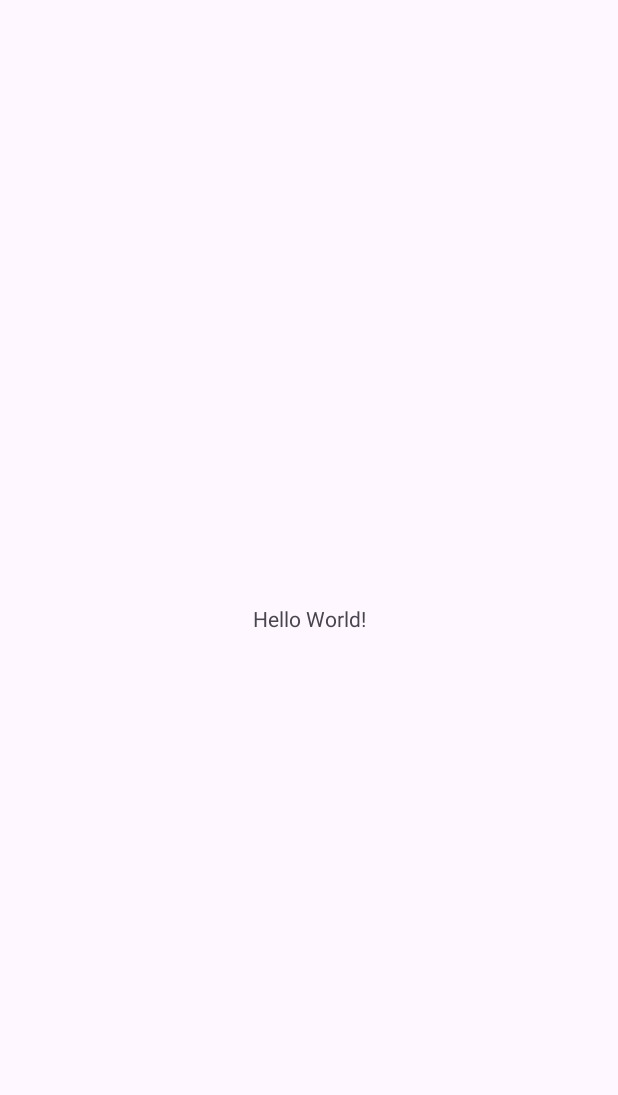
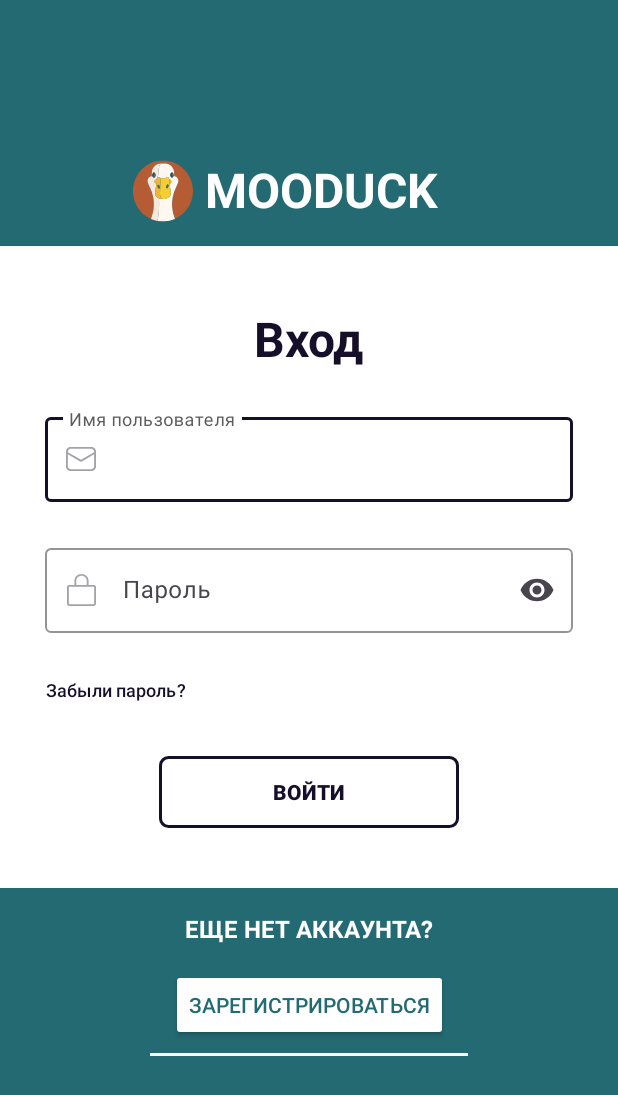
Before and after one commit to dfoxs353/MooDuck, an Android app: the screen it shows after launch (MainActivity before the commit, LogInActivity after it), on a phone screen of 412 x 824 dp. Before the commit the part shown is almost empty. Shown: the top 1095 px of the screen. Run offline under Robolectric (Android 15) with nearby library versions, the phone set to English and light mode, and no system bars.

Commit message:
add EditText for password, button login, button sign_up and add logo

```diff
--- a/app/src/main/AndroidManifest.xml
+++ b/app/src/main/AndroidManifest.xml
@@ -13,6 +13,9 @@
         android:theme="@style/Theme.MooDuck"
         tools:targetApi="31">
         <activity
+            android:name=".LogInActivity"
+            android:exported="false" />
+        <activity
             android:name=".MainActivity"
             android:exported="true">
             <intent-filter>
--- /dev/null
+++ b/app/src/main/java/com/example/mooduck/LogInActivity.kt
@@ -0,0 +1,11 @@
+package com.example.mooduck
+
+import androidx.appcompat.app.AppCompatActivity
+import android.os.Bundle
+
+class LogInActivity : AppCompatActivity() {
+    override fun onCreate(savedInstanceState: Bundle?) {
+        super.onCreate(savedInstanceState)
+        setContentView(R.layout.activity_log_in)
+    }
+}
--- a/app/src/main/java/com/example/mooduck/MainActivity.kt
+++ b/app/src/main/java/com/example/mooduck/MainActivity.kt
@@ -1,14 +1,22 @@
 package com.example.mooduck
 
+import android.content.Intent
 import androidx.appcompat.app.AppCompatActivity
 import android.os.Bundle
+import com.example.mooduck.databinding.ActivityLogInBinding
+import com.example.mooduck.databinding.ActivityMainBinding
 
 class MainActivity : AppCompatActivity() {
 
-
+    private lateinit var binding: ActivityMainBinding
 
     override fun onCreate(savedInstanceState: Bundle?) {
         super.onCreate(savedInstanceState)
-        setContentView(R.layout.activity_main)
+        binding = ActivityMainBinding.inflate(layoutInflater)
+        val view = binding.root
+        setContentView(view)
+
+        val intent = Intent(this, LogInActivity::class.java)
+        startActivity(intent    )
     }
 }
--- a/app/src/main/res/drawable/duck_picture.xml
+++ b/app/src/main/res/drawable/duck_picture.xml
@@ -1,6 +1,6 @@
 <vector xmlns:android="http://schemas.android.com/apk/res/android"
-    android:width="35dp"
-    android:height="36dp"
+    android:width="40dp"
+    android:height="41dp"
     android:viewportWidth="71"
     android:viewportHeight="72">
   <group>
--- /dev/null
+++ b/app/src/main/res/drawable/square_button.xml
@@ -0,0 +1,16 @@
+<?xml version="1.0" encoding="utf-8"?>
+<selector xmlns:android="http://schemas.android.com/apk/res/android">
+    <item android:state_pressed="false">
+        <shape>
+            <stroke android:color="?attr/colorOnPrimary" android:width="2dp"/>
+            <corners android:radius="5dp"/>
+        </shape>
+    </item>
+
+    <item android:state_pressed="true">
+        <shape>
+            <stroke android:color="?attr/colorSecondary" android:width="2dp"/>
+            <corners android:radius="5dp"/>
+        </shape>
+    </item>
+</selector>
--- /dev/null
+++ b/app/src/main/res/layout/activity_log_in.xml
@@ -0,0 +1,166 @@
+<?xml version="1.0" encoding="utf-8"?>
+<androidx.constraintlayout.widget.ConstraintLayout xmlns:android="http://schemas.android.com/apk/res/android"
+    xmlns:app="http://schemas.android.com/apk/res-auto"
+    xmlns:tools="http://schemas.android.com/tools"
+    android:layout_width="match_parent"
+    android:layout_height="match_parent"
+    android:background="?attr/colorSecondary">
+
+    <ImageView
+        android:id="@+id/logo_img"
+        android:layout_width="wrap_content"
+        android:layout_height="wrap_content"
+        android:layout_marginEnd="8dp"
+        android:layout_marginBottom="16dp"
+        android:src="@drawable/duck_picture"
+        app:layout_constraintBottom_toTopOf="@+id/constraintLayout"
+        app:layout_constraintEnd_toStartOf="@+id/app_name" />
+
+    <TextView
+        android:id="@+id/app_name"
+        android:layout_width="wrap_content"
+        android:layout_height="wrap_content"
+        android:layout_marginStart="16dp"
+        android:text="@string/app_name"
+        android:textAllCaps="true"
+        android:textColor="?attr/colorOnSecondary"
+        android:textSize="32sp"
+        android:textStyle="bold"
+        app:layout_constraintBottom_toBottomOf="@+id/logo_img"
+        app:layout_constraintEnd_toEndOf="parent"
+        app:layout_constraintStart_toStartOf="parent" />
+
+    <androidx.constraintlayout.widget.ConstraintLayout
+        android:id="@+id/constraintLayout"
+        android:layout_width="match_parent"
+        android:layout_height="wrap_content"
+        android:layout_marginBottom="16dp"
+        android:background="?attr/colorPrimary"
+        android:paddingHorizontal="30dp"
+        android:paddingVertical="40dp"
+        app:layout_constraintBottom_toTopOf="@+id/not_account_text"
+        app:layout_constraintEnd_toEndOf="parent"
+        app:layout_constraintStart_toStartOf="parent">
+
+        <TextView
+            android:id="@+id/text_login"
+            android:layout_width="wrap_content"
+            android:layout_height="wrap_content"
+            android:text="@string/enter"
+            android:textColor="?attr/colorOnPrimary"
+            android:textSize="32sp"
+            android:textStyle="bold"
+            app:layout_constraintEnd_toEndOf="parent"
+            app:layout_constraintStart_toStartOf="parent"
+            app:layout_constraintTop_toTopOf="parent" />
+
+        <com.google.android.material.textfield.TextInputLayout
+            android:id="@+id/mail_input_layout"
+            style="@style/Widget.App.TextInputLayout"
+            android:layout_width="match_parent"
+            android:layout_height="wrap_content"
+            android:layout_marginTop="25dp"
+            android:hint="@string/user_name"
+            app:layout_constraintEnd_toEndOf="parent"
+            app:layout_constraintStart_toStartOf="parent"
+            app:layout_constraintTop_toBottomOf="@+id/text_login"
+            app:startIconDrawable="@drawable/mail">
+
+
+            <com.google.android.material.textfield.TextInputEditText
+                android:layout_width="match_parent"
+                android:layout_height="wrap_content"
+                android:inputType="textEmailAddress" />
+
+        </com.google.android.material.textfield.TextInputLayout>
+
+        <com.google.android.material.textfield.TextInputLayout
+            android:id="@+id/password_input_layout"
+            style="@style/Widget.App.TextInputLayout"
+            android:layout_width="match_parent"
+            android:layout_height="wrap_content"
+            android:layout_marginTop="25dp"
+            android:hint="@string/password"
+            app:endIconMode="password_toggle"
+            app:layout_constraintEnd_toEndOf="parent"
+            app:layout_constraintStart_toStartOf="parent"
+            app:layout_constraintTop_toBottomOf="@+id/mail_input_layout"
+            app:startIconDrawable="@drawable/lock">
+
+
+            <com.google.android.material.textfield.TextInputEditText
+                android:layout_width="match_parent"
+                android:layout_height="wrap_content"
+                android:inputType="textPassword" />
+
+        </com.google.android.material.textfield.TextInputLayout>
+
+        <Button
+            android:id="@+id/forgot_button"
+            style="@style/Widget.Material3.Button.TextButton"
+            android:layout_width="wrap_content"
+            android:layout_height="wrap_content"
+            android:layout_marginTop="14dp"
+            android:padding="0dp"
+            android:text="@string/forgot_password"
+            android:textAlignment="center"
+            android:textColor="?attr/colorOnPrimary"
+            android:textSize="12sp"
+            app:layout_constraintStart_toStartOf="@+id/password_input_layout"
+            app:layout_constraintTop_toBottomOf="@+id/password_input_layout" />
+
+        <androidx.appcompat.widget.AppCompatButton
+            android:id="@+id/login_button"
+            android:layout_width="200dp"
+            android:layout_height="wrap_content"
+            android:layout_marginTop="20dp"
+            android:background="@drawable/square_button"
+            android:text="@string/login"
+            android:textAllCaps="true"
+            android:textColor="?attr/colorOnPrimary"
+            android:textSize="14sp"
+            android:textStyle="bold"
+            app:layout_constraintEnd_toEndOf="parent"
+            app:layout_constraintStart_toStartOf="parent"
+            app:layout_constraintTop_toBottomOf="@+id/forgot_button" />
+
+    </androidx.constraintlayout.widget.ConstraintLayout>
+
+    <TextView
+        android:id="@+id/not_account_text"
+        android:layout_width="wrap_content"
+        android:layout_height="wrap_content"
+        android:layout_marginBottom="16dp"
+        android:text="@string/dont_account"
+        android:textAllCaps="true"
+        android:textColor="?attr/colorOnSecondary"
+        android:textSize="16sp"
+        android:textStyle="bold"
+        app:layout_constraintBottom_toTopOf="@+id/signup_button"
+        app:layout_constraintEnd_toEndOf="parent"
+        app:layout_constraintStart_toStartOf="parent" />
+
+    <androidx.appcompat.widget.AppCompatButton
+        android:id="@+id/signup_button"
+        android:layout_width="wrap_content"
+        android:layout_height="wrap_content"
+        android:layout_marginBottom="8dp"
+        android:backgroundTint="?attr/colorPrimary"
+        android:text="@string/signup"
+        android:textColor="?attr/colorSecondary"
+        app:layout_constraintBottom_toTopOf="@+id/view"
+        app:layout_constraintEnd_toEndOf="parent"
+        app:layout_constraintStart_toStartOf="parent" />
+
+    <View
+        android:id="@+id/view"
+        android:layout_width="match_parent"
+        android:layout_height="2dp"
+        android:layout_marginBottom="120dp"
+        android:background="?attr/colorOnSecondary"
+        android:layout_marginHorizontal="100dp"
+        app:layout_constraintBottom_toBottomOf="parent"
+        app:layout_constraintEnd_toEndOf="parent"
+        app:layout_constraintStart_toStartOf="parent"></View>
+
+</androidx.constraintlayout.widget.ConstraintLayout>
--- a/app/src/main/res/layout/activity_login.xml
+++ /dev/null
@@ -1,58 +0,0 @@
-<?xml version="1.0" encoding="utf-8"?>
-<androidx.constraintlayout.widget.ConstraintLayout xmlns:android="http://schemas.android.com/apk/res/android"
-    xmlns:app="http://schemas.android.com/apk/res-auto"
-    xmlns:tools="http://schemas.android.com/tools"
-    android:layout_width="match_parent"
-    android:layout_height="match_parent"
-    android:background="?attr/colorSecondary">
-
-    <androidx.constraintlayout.widget.ConstraintLayout
-        android:layout_width="match_parent"
-        android:layout_height="wrap_content"
-        android:background="?attr/colorPrimary"
-        android:paddingHorizontal="30dp"
-        android:paddingVertical="40dp"
-        app:layout_constraintBottom_toBottomOf="parent"
-        app:layout_constraintEnd_toEndOf="parent"
-        app:layout_constraintStart_toStartOf="parent"
-        app:layout_constraintTop_toTopOf="parent">
-
-        <TextView
-            android:id="@+id/text_login"
-            android:layout_width="wrap_content"
-            android:layout_height="wrap_content"
-            android:text="@string/login"
-            android:textSize="32sp"
-            android:textStyle="bold"
-            app:layout_constraintEnd_toEndOf="parent"
-            app:layout_constraintStart_toStartOf="parent"
-            app:layout_constraintTop_toTopOf="parent" />
-
-        <com.google.android.material.textfield.TextInputLayout
-            android:id="@+id/mail_input_layout"
-            android:layout_width="match_parent"
-            android:layout_height="wrap_content"
-            android:layout_marginTop="25dp"
-            android:padding="0dp"
-            app:layout_constraintEnd_toEndOf="parent"
-            app:layout_constraintStart_toStartOf="parent"
-            app:layout_constraintTop_toBottomOf="@+id/text_login"
-            app:startIconDrawable="@drawable/mail">
-
-
-            <com.google.android.material.textfield.TextInputEditText
-                android:layout_width="match_parent"
-                android:layout_height="wrap_content"
-                android:hint="@string/mail_example"
-                android:inputType="text"
-
-                android:padding="0dp"
-                android:textColorHint="@color/black"
-                android:textSize="16sp" />
-
-        </com.google.android.material.textfield.TextInputLayout>
-
-
-    </androidx.constraintlayout.widget.ConstraintLayout>
-
-</androidx.constraintlayout.widget.ConstraintLayout>
--- a/app/src/main/res/values-night/themes.xml
+++ b/app/src/main/res/values-night/themes.xml
@@ -3,5 +3,24 @@
     <style name="Base.Theme.MooDuck" parent="Theme.Material3.DayNight.NoActionBar">
         <!-- Customize your dark theme here. -->
         <!-- <item name="colorPrimary">@color/my_dark_primary</item> -->
+        <item name="colorPrimary">@color/white</item>
+        <item name="colorOnPrimary">@color/black</item>
+        <item name="colorSecondary">@color/cian</item>
+        <item name="colorOnSecondary">@color/white</item>
+        <item name="colorError">@color/white</item>
+        <item name="colorOnError">@color/black</item>
+        <item name="colorSurface">@color/white</item>
+        <item name="colorOnSurface">@color/gray</item>
+
+
+        <item name="textInputStyle">@style/Widget.App.TextInputLayout</item>
     </style>
+
+    <style name="Theme.MooDuck" parent="Base.Theme.MooDuck" />
+
+    <style name="Widget.App.TextInputLayout" parent="Widget.Material3.TextInputLayout.OutlinedBox">
+        <item name="hintTextColor">?attr/colorOnSurface</item>
+        <item name="boxStrokeColor">?attr/colorOnPrimary</item>
+    </style>
+
 </resources>
--- a/app/src/main/res/values/strings.xml
+++ b/app/src/main/res/values/strings.xml
@@ -1,6 +1,9 @@
 <resources>
     <string name="app_name">MooDuck</string>
-    <string name="login">Вход</string>
+    <string name="login">Войти</string>
+    <string name="enter">Вход</string>
+    <string name="user_name">Имя пользователя</string>
+    <string name="password">Пароль</string>
     <string name="signup">Зарегистрироваться</string>
     <string name="forgot_password">Забыли пароль?</string>
     <string name="dont_account">Еще нет аккаунта?</string>
--- a/app/src/main/res/values/themes.xml
+++ b/app/src/main/res/values/themes.xml
@@ -8,8 +8,19 @@
         <item name="colorOnSecondary">@color/white</item>
         <item name="colorError">@color/white</item>
         <item name="colorOnError">@color/black</item>
+        <item name="colorSurface">@color/white</item>
+        <item name="colorOnSurface">@color/gray</item>
 
+
+        <item name="textInputStyle">@style/Widget.App.TextInputLayout</item>
     </style>
 
     <style name="Theme.MooDuck" parent="Base.Theme.MooDuck" />
+
+    <style name="Widget.App.TextInputLayout" parent="Widget.Material3.TextInputLayout.OutlinedBox">
+        <item name="hintTextColor">?attr/colorOnSurface</item>
+        <item name="boxStrokeColor">?attr/colorOnPrimary</item>
+    </style>
+
+
 </resources>
```
